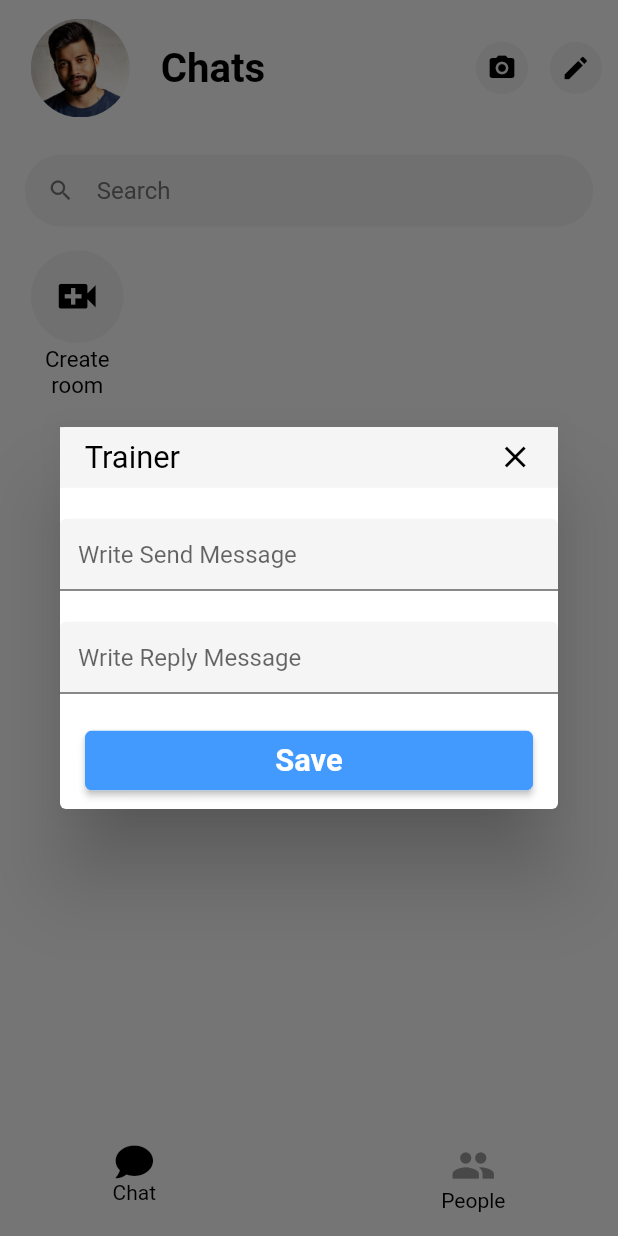
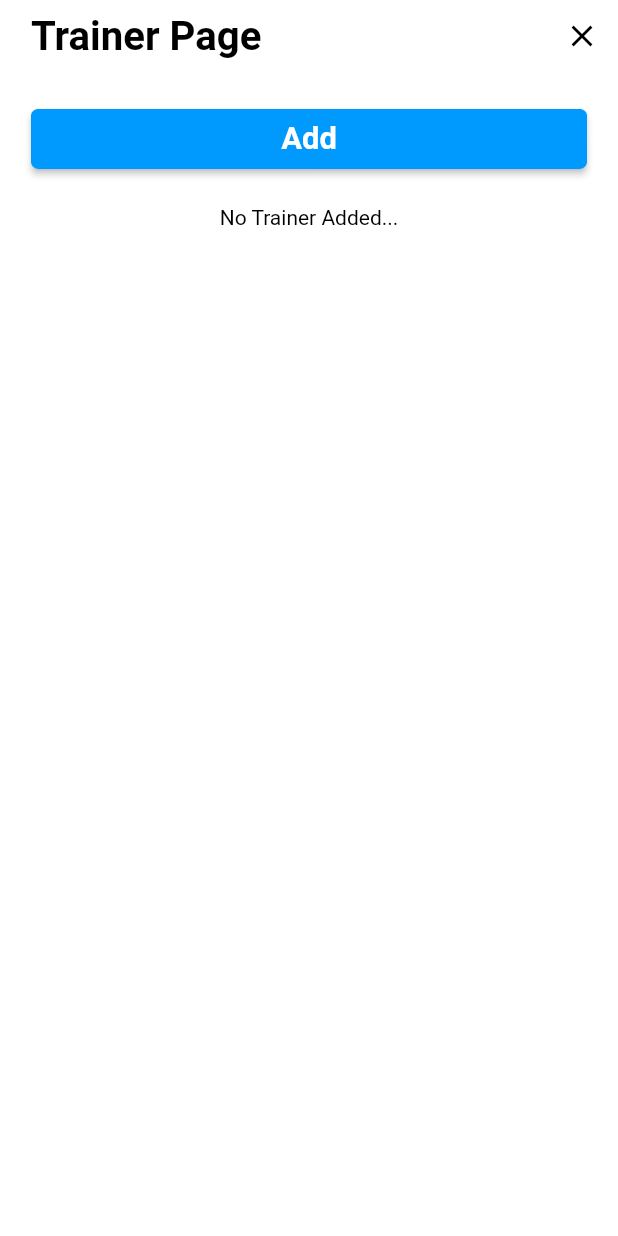
Before and after one commit to SujitSarkar/Fakeingbar-Updated, a Flutter app: the screen it shows after launch, after a tap on the "edit" icon, on a phone screen of 412 x 824 dp. Run offline on Flutter 3.47's test engine with Material 2 defaults, Android fonts, the phone set to English and light mode, and no system bars; our stand-ins replace flutter_contacts, flutter_svg, font_awesome_flutter, get, image_picker, permission_handler and 3 more; accounts and stored records are empty; project files that could hold a hidden picture were left out.

Commit message:
add trainer page

```diff
--- a/lib/models/trainer_chat_model.dart
+++ b/lib/models/trainer_chat_model.dart
@@ -25,4 +25,13 @@ class TrainerChatModel {
     question = map['question'];
     answer = map["answer"];
   }
+  TrainerChatModel copyWith({
+    String? question,
+    String? answer,
+  }) {
+    return TrainerChatModel(
+      question: question ?? this.question,
+      answer: answer ?? this.answer,
+    );
+  }
 }
--- a/lib/pages/home_page.dart
+++ b/lib/pages/home_page.dart
@@ -7,6 +7,7 @@ import 'package:fakeingbar/data/sharedpreference/sharepreferenceController.dart'
 import 'package:fakeingbar/models/friend_list_model.dart';
 import 'package:fakeingbar/models/trainer_chat_model.dart';
 import 'package:fakeingbar/pages/profile_page.dart';
+import 'package:fakeingbar/pages/trainer_page.dart';
 import 'package:fakeingbar/pages/userday_toggol_page.dart';
 import 'package:fakeingbar/widgets/custom_circle_avatar.dart';
 import 'package:fakeingbar/widgets/k_chat_dialog.dart';
@@ -351,34 +352,7 @@ class _HomePageState extends State<HomePage> {
               SizedBox(width: MediaQuery.of(context).size.width * .035),
               GestureDetector(
                 onTap: () {
-                  showDialog(
-                    context: context,
-                    builder: (context) {
-                      return GetBuilder<DatabaseController>(
-                        builder: (_databaseController) {
-                          return KChatDialog(
-                            name: "Trainer",
-                            firstText: _sendMsgController,
-                            secondText: _replyMsgController,
-                            hintText1: "Write Send Message",
-                            hintText2: "Write Reply Message",
-                            btnText: "Save",
-                            onPressed: () async {
-                              await _databaseController.insertTrainerChat(
-                                TrainerChatModel(
-                                  question: _sendMsgController.text.trim(),
-                                  answer: _replyMsgController.text.trim(),
-                                ),
-                              );
-                              _sendMsgController.clear();
-                              _replyMsgController.clear();
-                              Navigator.pop(context);
-                            },
-                          );
-                        },
-                      );
-                    },
-                  );
+                  Get.to(() => TrainerPage());
                 },
                 child: Container(
                   padding: EdgeInsets.all(customWidth(.018)),
--- /dev/null
+++ b/lib/pages/trainer_page.dart
@@ -0,0 +1,181 @@
+import 'package:fakeingbar/config.dart';
+import 'package:fakeingbar/controller/theme_controller.dart';
+import 'package:fakeingbar/data/local_database.dart/database_controller.dart';
+import 'package:fakeingbar/models/trainer_chat_model.dart';
+import 'package:fakeingbar/widgets/k_chat_dialog.dart';
+import 'package:fakeingbar/widgets/k_filled_button.dart';
+import 'package:flutter/material.dart';
+import 'package:get/get.dart';
+
+class TrainerPage extends StatelessWidget {
+  TrainerPage({Key? key}) : super(key: key);
+
+  final ThemeController _themeController = Get.find();
+  final _sendMsgController = TextEditingController();
+  final _replyMsgController = TextEditingController();
+
+  @override
+  Widget build(BuildContext context) {
+    return Scaffold(
+      body: SafeArea(
+        child: GetBuilder<DatabaseController>(
+          builder: (_databaseController) {
+            return Column(
+              children: [
+                Row(
+                  children: [
+                    SizedBox(
+                      width: customWidth(.05),
+                    ),
+                    Text(
+                      "Trainer Page",
+                      style: TextStyle(
+                        fontWeight: FontWeight.bold,
+                        fontSize: customWidth(.065),
+                        color: _themeController.textColor,
+                      ),
+                    ),
+                    const Spacer(),
+                    IconButton(
+                      icon: const Icon(Icons.close),
+                      onPressed: () => Get.back(),
+                    ),
+                  ],
+                ),
+                Padding(
+                  padding: EdgeInsets.all(
+                    customWidth(.05),
+                  ),
+                  child: KFilledButton(
+                    text: "Add",
+                    onPressed: () => showAddDialog(context),
+                  ),
+                ),
+                _databaseController.trainerChatList.isEmpty
+                    ? const Text("No Trainer Added...")
+                    : const SizedBox(),
+                ..._databaseController.trainerChatList.map(
+                  (tCHat) => Padding(
+                    padding: EdgeInsets.only(
+                      left: customWidth(.05),
+                      right: customWidth(.05),
+                      bottom: customWidth(.02),
+                    ),
+                    child: ListTile(
+                      style: ListTileStyle.drawer,
+                      shape: Border.all(
+                          color: _themeController.textColor.withOpacity(.3)),
+                      title: Text(
+                        tCHat.question!,
+                        style: const TextStyle(
+                          fontSize: 18,
+                          fontWeight: FontWeight.w500,
+                        ),
+                      ),
+                      subtitle: Text(
+                        "${tCHat.answer!}\t",
+                        style: const TextStyle(
+                          fontSize: 18,
+                          fontWeight: FontWeight.w500,
+                        ),
+                        textAlign: TextAlign.right,
+                      ),
+                      trailing: Column(
+                        children: [
+                          GestureDetector(
+                            onTap: () {
+                              _sendMsgController.text = tCHat.question!;
+                              _replyMsgController.text = tCHat.answer!;
+                              showEditDialog(context, tCHat);
+                            },
+                            child: Icon(
+                              Icons.edit,
+                              size: customWidth(.05),
+                            ),
+                          ),
+                          const Spacer(),
+                          GestureDetector(
+                            onTap: () {
+                              _databaseController.deleteTrainerChat(tCHat.id!);
+                            },
+                            child: Icon(
+                              Icons.delete,
+                              size: customWidth(.05),
+                            ),
+                          ),
+                        ],
+                      ),
+                    ),
+                  ),
+                ),
+              ],
+            );
+          },
+        ),
+      ),
+    );
+  }
+
+  showEditDialog(BuildContext context, TrainerChatModel chat) {
+    showDialog(
+      context: context,
+      builder: (context) {
+        return GetBuilder<DatabaseController>(
+          builder: (_databaseController) {
+            return KChatDialog(
+              name: "Trainer",
+              firstText: _sendMsgController,
+              secondText: _replyMsgController,
+              hintText1: "Write Send Message",
+              hintText2: "Write Reply Message",
+              btnText: "Save",
+              onPressed: () async {
+                await _databaseController.updateTrainerChat(
+                  chat.copyWith(
+                    answer: _replyMsgController.text,
+                    question: _sendMsgController.text,
+                  ),
+                  chat.id!,
+                );
+                _sendMsgController.clear();
+                _replyMsgController.clear();
+                Navigator.pop(context);
+              },
+            );
+          },
+        );
+      },
+    );
+  }
+
+  showAddDialog(BuildContext context) {
+    showDialog(
+      context: context,
+      builder: (context) {
+        return GetBuilder<DatabaseController>(
+          builder: (_databaseController) {
+            return KChatDialog(
+              name: "Trainer",
+              firstText: _sendMsgController,
+              secondText: _replyMsgController,
+              hintText1: "Write Send Message",
+              hintText2: "Write Reply Message",
+              btnText: "Save",
+              onPressed: () async {
+                await _databaseController.insertTrainerChat(
+                  TrainerChatModel(
+                    question: _sendMsgController.text.trim(),
+                    answer: _replyMsgController.text.trim(),
+                  ),
+                );
+                _sendMsgController.clear();
+                _replyMsgController.clear();
+                Navigator.pop(context);
+              },
+            );
+          },
+        );
+      },
+    );
+  }
+}
```
